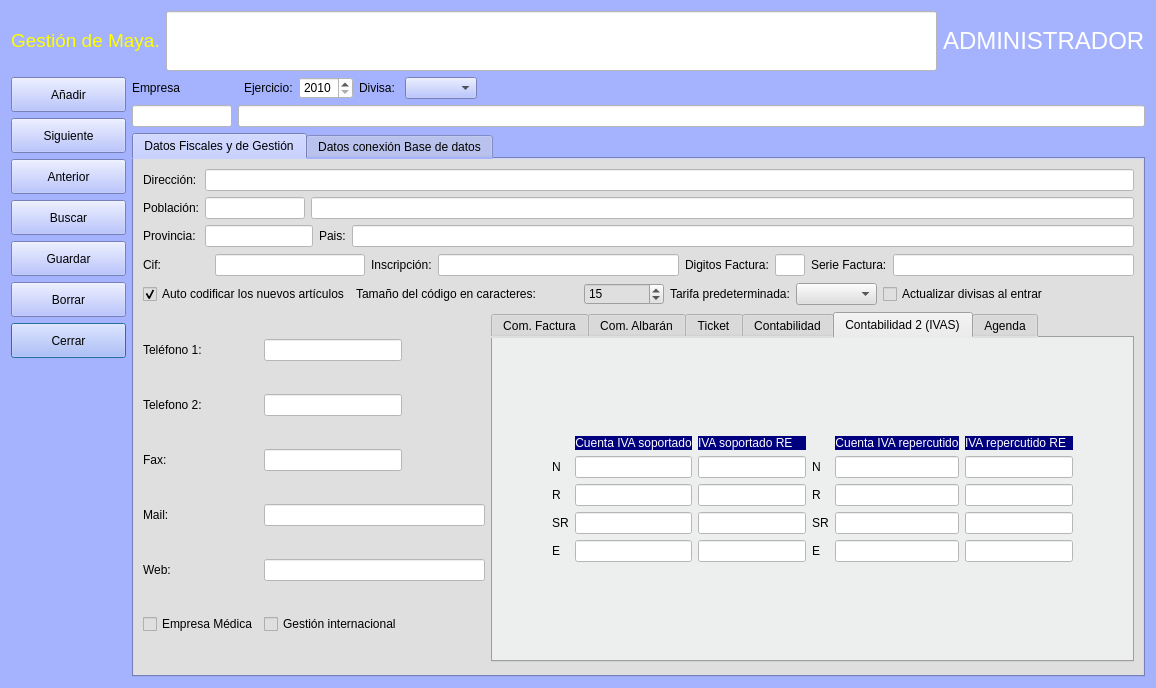
Qt form Zona_Administrador/frmempresas.ui (arcnexus/RedFoX) before a commit.
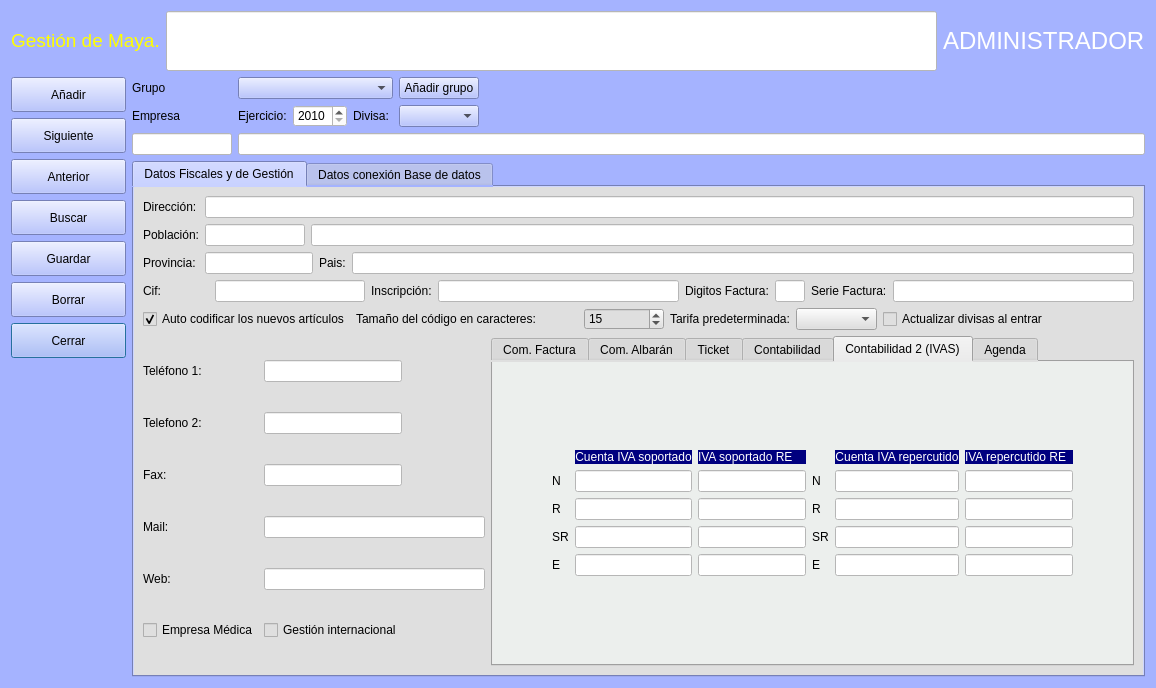
The same form after that commit. Icons and pictures are not drawn.

Commit message: Creacion de grupos con valores por defecto (monedas , iva, nivelAcceso , usuario admin)

The edit to the form file:
```diff
--- a/Zona_Administrador/frmempresas.ui
+++ b/Zona_Administrador/frmempresas.ui
@@ -348,21 +348,17 @@
      </item>
      <item row="0" column="1">
       <layout class="QGridLayout" name="gridLayout_6">
-       <item row="0" column="0">
+       <item row="1" column="5">
+        <widget class="QComboBox" name="cboDivisas"/>
+       </item>
+       <item row="1" column="0">
         <widget class="QLabel" name="label_2">
          <property name="text">
           <string>Empresa</string>
          </property>
         </widget>
        </item>
-       <item row="0" column="2">
-        <widget class="QLabel" name="label_24">
-         <property name="text">
-          <string>Ejercicio:</string>
-         </property>
-        </widget>
-       </item>
-       <item row="1" column="0">
+       <item row="2" column="0">
         <widget class="QLineEdit" name="txtcodigo">
          <property name="maximumSize">
           <size>
@@ -378,7 +374,7 @@
          </property>
         </widget>
        </item>
-       <item row="0" column="3">
+       <item row="1" column="3">
         <widget class="QSpinBox" name="txtejercicio">
          <property name="styleSheet">
           <string notr="true">background-color: rgb(255, 255, 255);</string>
@@ -391,7 +387,7 @@
          </property>
         </widget>
        </item>
-       <item row="0" column="6">
+       <item row="1" column="6">
         <spacer name="horizontalSpacer_4">
          <property name="orientation">
           <enum>Qt::Horizontal</enum>
@@ -404,7 +400,7 @@
          </property>
         </spacer>
        </item>
-       <item row="1" column="1" colspan="6">
+       <item row="2" column="1" colspan="6">
         <widget class="QLineEdit" name="txtEmpresa">
          <property name="minimumSize">
           <size>
@@ -417,15 +413,36 @@
          </property>
         </widget>
        </item>
-       <item row="0" column="4">
+       <item row="1" column="4">
         <widget class="QLabel" name="label_42">
          <property name="text">
           <string>Divisa: </string>
          </property>
         </widget>
        </item>
+       <item row="0" column="0">
+        <widget class="QLabel" name="label_68">
+         <property name="text">
+          <string>Grupo</string>
+         </property>
+        </widget>
+       </item>
        <item row="0" column="5">
-        <widget class="QComboBox" name="cboDivisas"/>
+        <widget class="QPushButton" name="addGrupo">
+         <property name="text">
+          <string>Añadir grupo</string>
+         </property>
+        </widget>
+       </item>
+       <item row="1" column="1" colspan="2">
+        <widget class="QLabel" name="label_24">
+         <property name="text">
+          <string>Ejercicio:</string>
+         </property>
+        </widget>
+       </item>
+       <item row="0" column="1" colspan="4">
+        <widget class="QComboBox" name="comboGrupo"/>
        </item>
       </layout>
      </item>
```
The commit also changes 24 other files.
